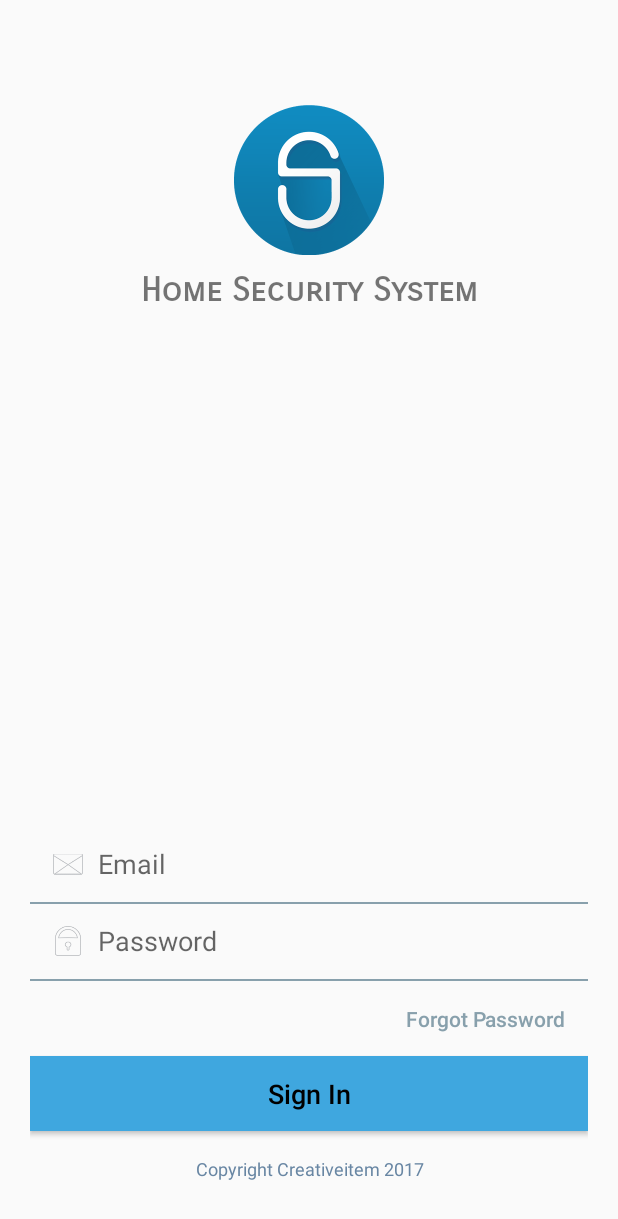
After one commit to ijazdirvi/AndroidApp, an Android app: the Login_Activity screen opened directly, with no data from a screen before it, on a phone screen of 412 x 824 dp. The commit adds this screen. Shown: the top 1219 px of the screen. Run offline under Robolectric (Android 15) with nearby library versions, the phone set to English and light mode, and no system bars.

Commit message:
login Field created

```diff
--- a/FYPHomeSecuritySystem/app/src/main/AndroidManifest.xml
+++ b/FYPHomeSecuritySystem/app/src/main/AndroidManifest.xml
@@ -21,14 +21,22 @@
             </intent-filter>
         </activity>
 
-        <activity android:name=".MainActivity">
+        <activity android:name=".MainActivity"
+                    android:label="Home">
             <intent-filter>
                 <action android:name="android.intent.action.MAINACTIVIT" />
 
                 <category android:name="android.intent.category.DEFAULT" />
             </intent-filter>
         </activity>
+
         <activity android:name=".test">
+            <intent-filter>
+                <action android:name="android.intent.action.MAINACTIVIT" />
+                <category android:name="android.intent.category.DEFAULT" />
+            </intent-filter>
+        </activity>
+        <activity android:name=".Login_Activity">
             <intent-filter>
                 <action android:name="android.intent.action.MAINACTIVIT" />
                 <category android:name="android.intent.category.DEFAULT" />
--- /dev/null
+++ b/FYPHomeSecuritySystem/app/src/main/java/com/ijazsunny37/fyphomesecuritysystem/Login_Activity.java
@@ -0,0 +1,39 @@
+package com.ijazsunny37.fyphomesecuritysystem;
+
+import android.content.Intent;
+import android.os.Bundle;
+import android.support.v7.app.AppCompatActivity;
+import android.support.v7.widget.Toolbar;
+import android.view.View;
+import android.widget.Button;
+import android.widget.Toast;
+
+/**
+ * Created by apple on 21/8/17.
+ */
+
+public class Login_Activity extends AppCompatActivity {
+
+    Button login;
+    @Override
+    protected void onCreate(Bundle savedInstanceState) {
+        super.onCreate(savedInstanceState);
+        setContentView(R.layout.layout_login);
+        Toolbar myToolbar = (Toolbar) findViewById(R.id.main_toolbar);
+        setSupportActionBar(myToolbar);
+
+        login = (Button)findViewById(R.id.login_button);
+
+        login.setOnClickListener(new View.OnClickListener() {
+            @Override
+            public void onClick(View view) {
+                Intent intent = new Intent(getApplicationContext(), MainActivity.class);
+                startActivity(intent);
+                Toast.makeText(getApplicationContext(),"Home",Toast.LENGTH_SHORT).show();
+            }
+        });
+
+    }
+
+
+}
--- a/FYPHomeSecuritySystem/app/src/main/java/com/ijazsunny37/fyphomesecuritysystem/MainActivity.java
+++ b/FYPHomeSecuritySystem/app/src/main/java/com/ijazsunny37/fyphomesecuritysystem/MainActivity.java
@@ -28,6 +28,9 @@ public class MainActivity extends AppCompatActivity {
     protected void onCreate(Bundle savedInstanceState) {
         super.onCreate(savedInstanceState);
         setContentView(R.layout.activity_main);
+        Toolbar myToolbar = (Toolbar) findViewById(R.id.main_toolbar);
+        setSupportActionBar(myToolbar);
+
         MyDb = new DataBase_helper(this);
 
 
@@ -51,8 +54,9 @@ public class MainActivity extends AppCompatActivity {
             @Override
             public void onClick(View view) {
                 Intent intent =new Intent(MainActivity.this, test.class);
+                Toast.makeText(getApplicationContext(),"Start",Toast.LENGTH_SHORT).show();
                 startActivity(intent);
-                //Toast.makeText(getApplicationContext(),"Start",Toast.LENGTH_SHORT).show();
+
             }
         });
 
--- a/FYPHomeSecuritySystem/app/src/main/java/com/ijazsunny37/fyphomesecuritysystem/Splash_Activity.java
+++ b/FYPHomeSecuritySystem/app/src/main/java/com/ijazsunny37/fyphomesecuritysystem/Splash_Activity.java
@@ -14,7 +14,7 @@ public class Splash_Activity extends Activity {
         super.onCreate(sunnylove);
         setContentView(R.layout.layout_splash);
 
-        Thread timer =new Thread(){
+        Thread timer = new Thread(){
             public void run(){
                 try {
                     sleep(5000);
@@ -22,7 +22,7 @@ public class Splash_Activity extends Activity {
                 }catch (InterruptedException e){
                     e.printStackTrace();
                 }finally {
-                    Intent openStartingPoint = new Intent(getApplicationContext(), MainActivity.class);
+                    Intent openStartingPoint = new Intent(Splash_Activity.this, Login_Activity.class);
                     startActivity(openStartingPoint);
                 }
             }
--- /dev/null
+++ b/FYPHomeSecuritySystem/app/src/main/res/drawable/login_gradient.xml
@@ -0,0 +1,8 @@
+<?xml version="1.0" encoding="UTF-8"?>
+<shape xmlns:android="http://schemas.android.com/apk/res/android" android:shape="rectangle" >
+
+    <gradient
+        android:angle="90"
+        android:endColor="#f3f7f9"
+        android:startColor="#a8c9da" />
+</shape>
--- /dev/null
+++ b/FYPHomeSecuritySystem/app/src/main/res/layout/layout_image_view.xml
@@ -0,0 +1,7 @@
+<?xml version="1.0" encoding="utf-8"?>
+<LinearLayout xmlns:android="http://schemas.android.com/apk/res/android"
+    android:orientation="vertical" android:layout_width="match_parent"
+    android:layout_height="match_parent">
+
+
+</LinearLayout>
--- /dev/null
+++ b/FYPHomeSecuritySystem/app/src/main/res/layout/layout_login.xml
@@ -0,0 +1,162 @@
+<?xml version="1.0" encoding="utf-8"?>
+<RelativeLayout xmlns:android="http://schemas.android.com/apk/res/android"
+    android:orientation="vertical"
+    android:layout_width="match_parent"
+    android:layout_height="match_parent"
+    android:padding="20dp">
+
+    <TextView
+        android:layout_width="match_parent"
+        android:layout_height="50dp"
+        android:text="@string/copyright"
+        android:textSize="12sp"
+        android:textColor="#6886A3"
+        android:gravity="center"
+        android:id="@+id/copyright_textView"
+        android:layout_alignParentBottom="true"
+        android:layout_centerHorizontal="true" />
+
+    <Button
+        android:layout_width="match_parent"
+        android:layout_height="50dp"
+        android:text="@string/signIn"
+        android:textSize="18sp"
+        android:textColor="#000000"
+        android:textAllCaps="false"
+        android:background="#3fa7df"
+        android:id="@+id/login_button"
+        android:layout_above="@+id/copyright_textView"
+        android:layout_centerHorizontal="true"
+        android:onClick="loginAction"
+        android:gravity="center"/>
+
+    <Button
+        android:layout_width="wrap_content"
+        android:layout_height="50dp"
+        android:text="@string/forgotPassword"
+        android:textSize="14sp"
+        android:textColor="#88A0AC"
+        android:textAllCaps="false"
+        android:background="@android:color/transparent"
+        android:id="@+id/forgot_password_button"
+        android:layout_above="@+id/login_button"
+        android:layout_alignParentRight="true"
+        android:layout_alignParentEnd="true"
+        android:layout_marginRight="15dp"
+        android:layout_marginEnd="15dp"
+        android:onClick="forgotPasswordAction"/>
+
+    <ImageView
+        android:layout_width="match_parent"
+        android:layout_height="1dp"
+        android:id="@+id/lower_line_imageView"
+        android:background="#88A0AC"
+        android:layout_above="@+id/forgot_password_button"
+        android:layout_centerHorizontal="true"
+        android:contentDescription="@string/desc"/>
+
+    <ImageView
+        android:layout_width="match_parent"
+        android:layout_height="1dp"
+        android:id="@+id/upper_line_imageView"
+        android:background="#88A0AC"
+        android:layout_above="@+id/lower_line_imageView"
+        android:layout_centerHorizontal="true"
+        android:layout_marginBottom="50dp"
+        android:contentDescription="@string/desc"/>
+
+    <ImageView
+        android:layout_width="20dp"
+        android:layout_height="20dp"
+        android:id="@+id/password_imageView"
+        android:layout_above="@+id/lower_line_imageView"
+        android:layout_alignParentLeft="true"
+        android:layout_alignParentStart="true"
+        android:layout_marginLeft="15dp"
+        android:layout_marginStart="15dp"
+        android:layout_marginBottom="15dp"
+        android:src="@drawable/password"
+        android:contentDescription="@string/desc"/>
+
+    <EditText
+        android:layout_width="wrap_content"
+        android:layout_height="40dp"
+        android:inputType="textPassword"
+        android:ems="10"
+        android:id="@+id/password_editText"
+        android:textSize="18sp"
+        android:textColor="#ffffff"
+        android:background="@android:color/transparent"
+        android:layout_above="@+id/lower_line_imageView"
+        android:layout_toRightOf="@+id/password_imageView"
+        android:layout_toEndOf="@+id/password_imageView"
+        android:layout_marginLeft="10dp"
+        android:layout_marginStart="10dp"
+        android:layout_marginBottom="5dp"
+        android:layout_alignRight="@+id/forgot_password_button"
+        android:layout_alignEnd="@+id/forgot_password_button"
+        android:hint="@string/password"/>
+
+    <ImageView
+        android:layout_width="20dp"
+        android:layout_height="20dp"
+        android:id="@+id/email_imageView"
+        android:layout_above="@+id/upper_line_imageView"
+        android:layout_alignParentLeft="true"
+        android:layout_alignParentStart="true"
+        android:layout_marginLeft="15dp"
+        android:layout_marginStart="15dp"
+        android:layout_marginBottom="15dp"
+        android:src="@drawable/email"
+        android:contentDescription="@string/desc"/>
+
+    <EditText
+        android:layout_width="wrap_content"
+        android:layout_height="40dp"
+        android:inputType="textEmailAddress"
+        android:ems="10"
+        android:id="@+id/email_editText"
+        android:textSize="18sp"
+        android:textColor="#ffffff"
+        android:background="@android:color/transparent"
+        android:layout_above="@+id/upper_line_imageView"
+        android:layout_toRightOf="@+id/email_imageView"
+        android:layout_toEndOf="@+id/email_imageView"
+        android:layout_marginLeft="10dp"
+        android:layout_marginStart="10dp"
+        android:layout_marginBottom="5dp"
+        android:layout_alignRight="@+id/forgot_password_button"
+        android:layout_alignEnd="@+id/forgot_password_button"
+        android:hint="@string/email"/>
+
+    <ImageView
+        android:layout_width="100dp"
+        android:layout_height="100dp"
+        android:id="@+id/logo_imageView"
+        android:layout_alignParentTop="true"
+        android:layout_centerHorizontal="true"
+        android:layout_marginTop="50dp"
+        android:contentDescription="@string/desc"
+        android:src="@drawable/security"
+        android:scaleType="fitCenter"/>
+
+    <TextView
+        android:layout_width="wrap_content"
+        android:layout_height="wrap_content"
+        android:textSize="22sp"
+        android:gravity="center"
+        android:id="@+id/app_name_textView"
+        android:layout_below="@+id/logo_imageView"
+        android:layout_marginTop="10dp"
+        android:layout_alignParentRight="true"
+        android:layout_alignParentEnd="true"
+        android:layout_marginRight="15dp"
+        android:layout_marginEnd="15dp"
+        android:layout_alignParentLeft="true"
+        android:layout_alignParentStart="true"
+        android:layout_marginLeft="15dp"
+        android:layout_marginStart="15dp"
+        android:textStyle="bold"
+        android:fontFamily="sans-serif-smallcaps"
+        android:text="Home Security System"/>
+</RelativeLayout>
--- a/FYPHomeSecuritySystem/app/src/main/res/values/colors.xml
+++ b/FYPHomeSecuritySystem/app/src/main/res/values/colors.xml
@@ -1,7 +1,6 @@
 <?xml version="1.0" encoding="utf-8"?>
 <resources>
-    <color name="colorPrimary">#D6BE95</color>
-    <color name="colorPrimaryDark">#baa37b</color>
-    D6BE95
+    <color name="colorPrimary">#3fa7df</color>
+    <color name="colorPrimaryDark">#2d8bbe</color>
     <color name="colorAccent">#FF4081</color>
 </resources>
--- a/FYPHomeSecuritySystem/app/src/main/res/values/strings.xml
+++ b/FYPHomeSecuritySystem/app/src/main/res/values/strings.xml
@@ -1,6 +1,10 @@
 <resources>
     <string name="app_name">FYP HomeSecuritySystem</string>
     <string name="desc">image view</string>
-    <string name="copyright">Copyright Creativeitem 2015</string>
+    <string name="copyright">Copyright Creativeitem 2017</string>
     <string name="settings">Settings</string>
+    <string name="email">Email</string>
+    <string name="password">Password</string>
+    <string name="signIn">Sign In</string>
+    <string name="forgotPassword">Forgot Password</string>
 </resources>
```
Also changed, not shown: FYPHomeSecuritySystem/app/src/main/res/drawable/email.png (added), FYPHomeSecuritySystem/app/src/main/res/drawable/password.png (added).
